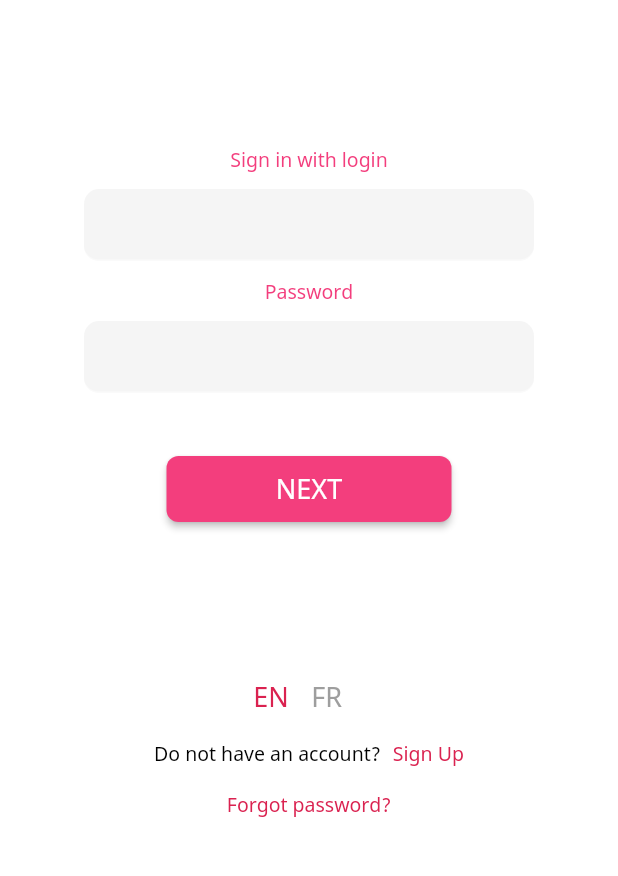
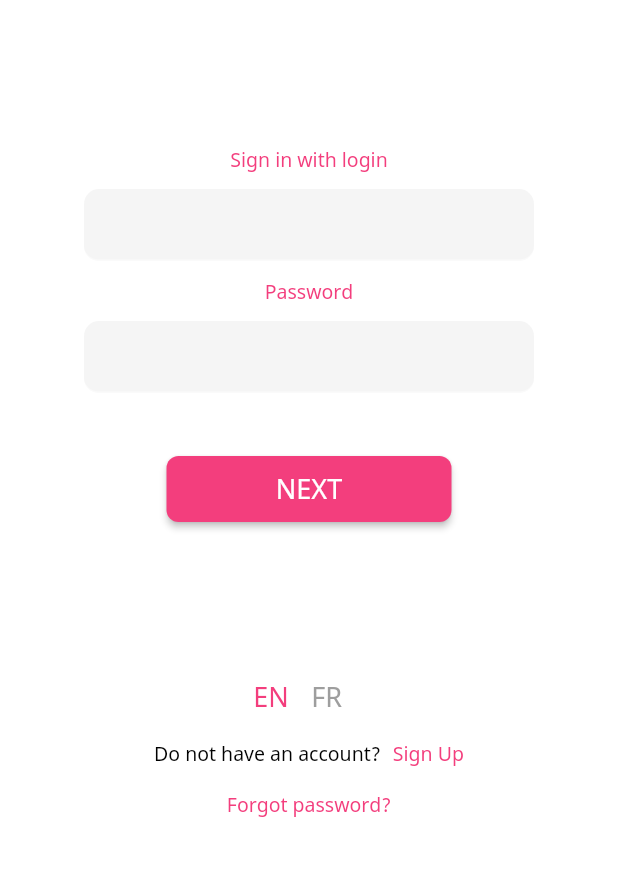
Before and after one commit to EAC-Technology/MobileApp, a Flutter app: the screen it shows after launch, on a phone screen of 412 x 824 dp, the part 273-1149 px from its top. Run offline on Flutter 3.47's test engine with Material 2 defaults, Android fonts, the phone set to English and light mode, and no system bars; our stand-ins replace convert, flutter_svg, uni_links; missing offline and left inert: flutter_webview_plugin; accounts and stored records are empty.

Commit message:
fix: accent color was purple

```diff
--- a/app_in_mail/lib/constants/colors.dart
+++ b/app_in_mail/lib/constants/colors.dart
@@ -1,7 +1,7 @@
 import 'package:flutter/material.dart';
 ///Here we will keep references to colors like a style
 class AppColors {
-  static final accentColor = Color.fromRGBO(218, 34, 80, 1.0);
+  static final accentColor = Color(0xFFF33E7D);
   static final greyLight = Color(0xFFA4A5BF);
   static final darkSplash = Colors.black45;
   static final lightSplash = Colors.white;
```
